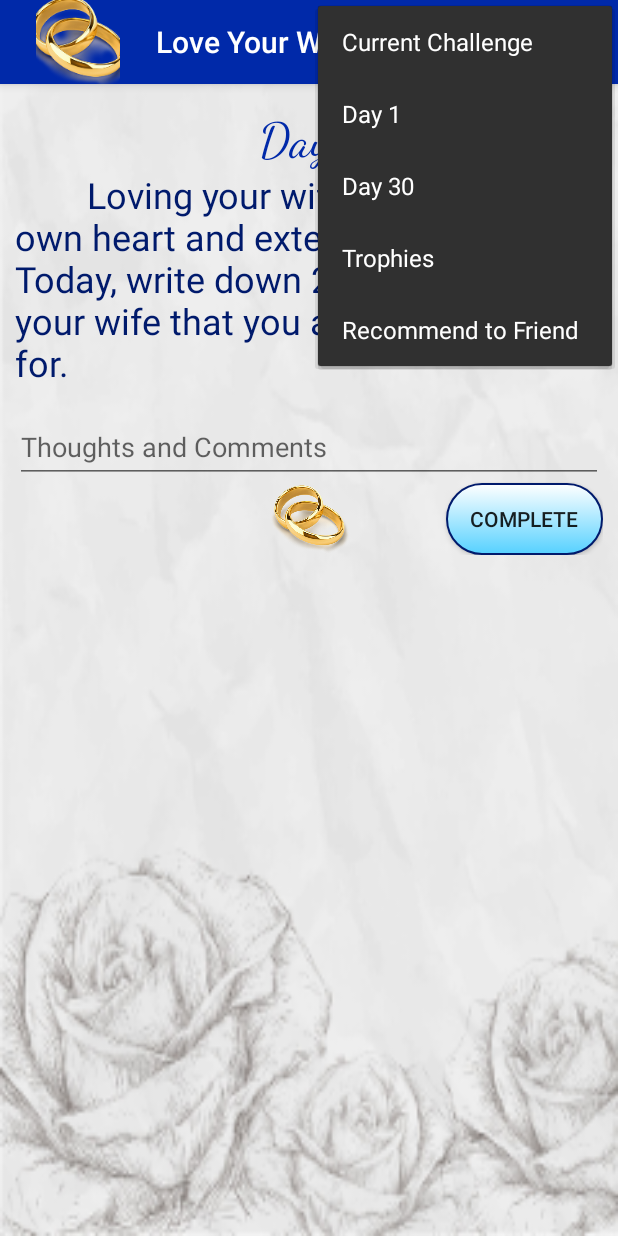
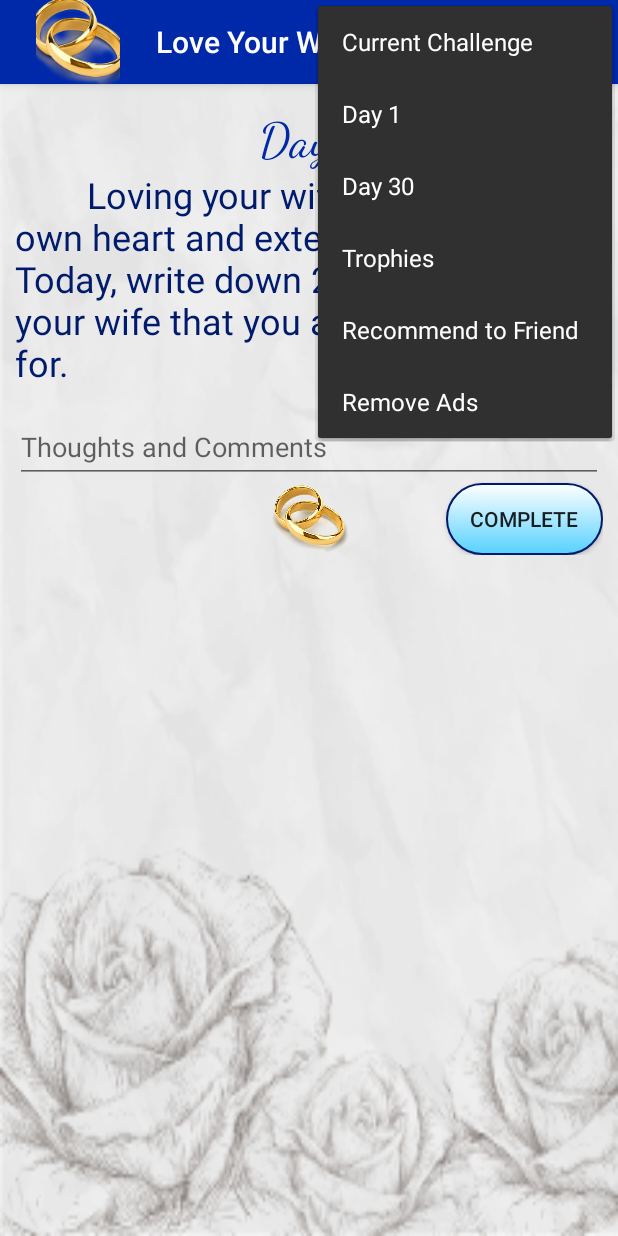
Before and after one commit to Jeffreyoboe1/LoveYourWife, an Android app: the screen it shows after launch (MainActivity), with the options menu open, on a phone screen of 412 x 824 dp. Run offline under Robolectric (Android 15) with nearby library versions, the phone set to English and light mode, and no system bars; our stand-ins replace AdMob; libraries missing offline, so code that uses them is left out: com.android.billingclient, com.google.firebase.dynamiclinks; 4 statements that could not run were skipped.

Commit message:
Added Remove Ads to menu

```diff
--- a/app/src/main/java/jeffpadgett/LoveYourWife/Day.java
+++ b/app/src/main/java/jeffpadgett/LoveYourWife/Day.java
@@ -19,7 +19,6 @@ import android.widget.Toast;
 
 import com.android.billingclient.api.BillingClient;
 
-
 public class Day extends  Fragment {
 
     OnPurchaseButtonClicked mCallback;
@@ -27,7 +26,7 @@ public class Day extends  Fragment {
 
     // Container Activity must implement this interface
     public interface OnPurchaseButtonClicked {
-        public void beginPurchaseFlow(int position);
+        public void beginPurchaseFlow();
     }
 
     public interface ShowAd {
@@ -51,7 +50,6 @@ public class Day extends  Fragment {
     TextInputLayout edtTextLayout;
     Button btnComplete;
     ImageView imageView;
-
 
 
     // for the locked fragment
@@ -119,6 +117,8 @@ public class Day extends  Fragment {
         final Boolean previousDayCompleted = sharedPreviousCompleted.getBoolean(sharedPrefPreviousKey, false);
 
 
+
+
         // if you have not purchased the rest of the content:
 
 
@@ -137,6 +137,8 @@ public class Day extends  Fragment {
             btnPurchase = v.findViewById(R.id.btnPurchase);
             tvLockedDayNumber.setText("Day " + day);
 
+
+
             btnPurchase.setOnClickListener(new View.OnClickListener() {
                 @Override
                 public void onClick(View view) {
@@ -148,7 +150,7 @@ public class Day extends  Fragment {
                     } else {
                         Log.d(TAG, "billing supported: " +isBillingFeatureSupported);
                         Toast.makeText(getActivity(),"feature supported", Toast.LENGTH_LONG).show();
-                        mCallback.beginPurchaseFlow(mParam1);
+                        mCallback.beginPurchaseFlow();
 
 
                         // here we can start the purchase flow I hope.
@@ -193,6 +195,8 @@ public class Day extends  Fragment {
 
 
             View v = inflater.inflate(R.layout.fragment_day, container, false);
+
+
 
             textView1 = (TextView) v.findViewById(R.id.textView1);
             editText = (EditText) v.findViewById(R.id.edtComments);
--- a/app/src/main/java/jeffpadgett/LoveYourWife/MainActivity.java
+++ b/app/src/main/java/jeffpadgett/LoveYourWife/MainActivity.java
@@ -16,6 +16,9 @@ import android.os.Bundle;
 import android.util.Log;
 import android.view.Menu;
 import android.view.MenuItem;
+import android.view.View;
+import android.view.ViewGroup;
+import android.widget.RelativeLayout;
 import android.widget.Toast;
 
 import com.ToxicBakery.viewpager.transforms.ForegroundToBackgroundTransformer;
@@ -29,6 +32,7 @@ import com.android.billingclient.api.SkuDetailsParams;
 import com.android.billingclient.api.SkuDetailsResponseListener;
 import com.google.android.gms.ads.AdListener;
 import com.google.android.gms.ads.AdRequest;
+import com.google.android.gms.ads.AdView;
 import com.google.android.gms.ads.InterstitialAd;
 import com.google.android.gms.ads.MobileAds;
 import com.google.android.gms.appinvite.AppInviteInvitation;
@@ -61,6 +65,9 @@ public class MainActivity extends AppCompatActivity implements Day.OnPurchaseBut
     boolean isBillingServiceConnected;
     boolean mActivityContentPurchased;
 
+    AdView bannerAd;
+
+
     private InterstitialAd mInterstitialAd;
 
     @Override
@@ -77,6 +84,7 @@ public class MainActivity extends AppCompatActivity implements Day.OnPurchaseBut
         Toolbar toolbar = (Toolbar) findViewById(R.id.toolbar);
         setSupportActionBar(toolbar);
 
+        mViewPager = (ViewPager) findViewById(R.id.container);
 
         isBillingServiceConnected = false;
 
@@ -84,6 +92,10 @@ public class MainActivity extends AppCompatActivity implements Day.OnPurchaseBut
         SharedPreferences sharedPref = getSharedPreferences("CONTENTPURCHASED", 0);
         mActivityContentPurchased = sharedPref.getBoolean("CONTENTPURCHASED", false);
 
+        bannerAd = new AdView(this);
+        bannerAd = findViewById(R.id.bannerAd);
+
+        if (mActivityContentPurchased == false) {
             //TODO:  replace with my legit app id, which is in my email.  This is a test.
             MobileAds.initialize(this, "ca-app-pub-3940256099942544~3347511713");
 
@@ -97,8 +109,26 @@ public class MainActivity extends AppCompatActivity implements Day.OnPurchaseBut
 
 
 
+            AdRequest adRequest = new AdRequest.Builder().build();
+            bannerAd.loadAd(adRequest);
+
+        } else {
 
 
+            RelativeLayout.LayoutParams params= new RelativeLayout.LayoutParams(ViewGroup.LayoutParams.MATCH_PARENT,ViewGroup.LayoutParams.MATCH_PARENT);
+            params.addRule(RelativeLayout.BELOW, R.id.toolbarLayout);
+            params.addRule(RelativeLayout.ALIGN_PARENT_BOTTOM);
+            mViewPager.setLayoutParams(params);
+             bannerAd.setVisibility(View.GONE);
+
+
+        }
+
+
+
+
+
+        final Boolean clickedRemoveAds = getIntent().getBooleanExtra("REMOVE_ADS", false);
 
         //
         // create new Person
@@ -145,12 +175,18 @@ public class MainActivity extends AppCompatActivity implements Day.OnPurchaseBut
                     // here we determine if the user has purchased the rest of the content, days 8-30.
                     queryPurchases();
 
+                    if (clickedRemoveAds) {
+
+                        beginPurchaseFlow();
+                    }
+
 
 
 
                 } else {
                         Log.d(TAG, "problem with billing response code is: " + billingResponseCode);
-                        Toast.makeText(MainActivity.this, "problem with billing Response Code", Toast.LENGTH_SHORT).show();
+                        Toast.makeText(MainActivity.this, "Problem Loading the Billing Client through Google. ", Toast.LENGTH_SHORT).show();
+
                 }
             }
             @Override
@@ -158,8 +194,7 @@ public class MainActivity extends AppCompatActivity implements Day.OnPurchaseBut
                 isBillingServiceConnected = false;
                 // Try to restart the connection on the next request to
                 // Google Play by calling the startConnection() method.
-                Toast.makeText(MainActivity.this, "Try to restart the connection on the next request to\n" +
-                        "                 Google Play by calling the startConnection() method.", Toast.LENGTH_SHORT).show();
+                Toast.makeText(MainActivity.this, "LoveYourWife Billing Service disconnected. ", Toast.LENGTH_SHORT).show();
 
              //   TODO:  Override this method, as listed here:  https://developer.android.com/google/play/billing/billing_java_kotlin#java
 
@@ -172,7 +207,7 @@ public class MainActivity extends AppCompatActivity implements Day.OnPurchaseBut
         mSectionsPagerAdapter = new SectionsPagerAdapter(getSupportFragmentManager());
 
         // Set up the ViewPager with the sections adapter.
-        mViewPager = (ViewPager) findViewById(R.id.container);
+
         mViewPager.setAdapter(mSectionsPagerAdapter);
         mViewPager.setPageTransformer(true, new ForegroundToBackgroundTransformer());
 
@@ -238,6 +273,9 @@ public class MainActivity extends AppCompatActivity implements Day.OnPurchaseBut
                 Intent intent = new Intent(MainActivity.this, TrophyPage.class);
                 startActivity(intent);
                 break;
+            case R.id.action_removeAds:
+                beginPurchaseFlow();
+                break;
 
         }
 
@@ -245,7 +283,7 @@ public class MainActivity extends AppCompatActivity implements Day.OnPurchaseBut
     }
 
     @Override
-    public void beginPurchaseFlow(int position) {
+    public void beginPurchaseFlow() {
         Log.d(TAG, "main Activity received the click action");
 
                 //skuList.add("release_ads_and_content");
--- a/app/src/main/java/jeffpadgett/LoveYourWife/ThankYou.java
+++ b/app/src/main/java/jeffpadgett/LoveYourWife/ThankYou.java
@@ -86,6 +86,11 @@ public class ThankYou extends AppCompatActivity {
             case R.id.action_recommend:
                 onInviteClicked();
                 break;
+            case R.id.action_removeAds:
+                Intent removeAdsIntent = new Intent(ThankYou.this, MainActivity.class);
+                removeAdsIntent.putExtra("REMOVE_ADS", true);
+                startActivity(removeAdsIntent);
+                break;
 
         }
 
--- a/app/src/main/java/jeffpadgett/LoveYourWife/TrophyPage.java
+++ b/app/src/main/java/jeffpadgett/LoveYourWife/TrophyPage.java
@@ -155,6 +155,11 @@ public class TrophyPage extends AppCompatActivity {
             case R.id.action_recommend:
                 onInviteClicked();
                 break;
+            case R.id.action_removeAds:
+                Intent removeAdsIntent = new Intent(TrophyPage.this, MainActivity.class);
+                removeAdsIntent.putExtra("REMOVE_ADS", true);
+                startActivity(removeAdsIntent);
+                break;
 
         }
 
--- a/app/src/main/res/layout/activity_main.xml
+++ b/app/src/main/res/layout/activity_main.xml
@@ -1,5 +1,5 @@
 <?xml version="1.0" encoding="utf-8"?>
-<LinearLayout xmlns:android="http://schemas.android.com/apk/res/android"
+<RelativeLayout xmlns:android="http://schemas.android.com/apk/res/android"
     android:orientation="vertical"
     xmlns:app="http://schemas.android.com/apk/res-auto"
     xmlns:tools="http://schemas.android.com/tools"
@@ -12,6 +12,8 @@
    >
 
     <android.support.design.widget.AppBarLayout
+        android:layout_alignParentTop="true"
+        android:id="@+id/toolbarLayout"
         android:layout_width="match_parent"
         android:layout_height="wrap_content"
         app:theme="@style/ToolBarStyle"
@@ -28,12 +30,25 @@
         <!-- logo taking too much space.  taking too much space -->
     </android.support.design.widget.AppBarLayout>
 
-
     <android.support.v4.view.ViewPager
         android:id="@+id/container"
+        android:layout_below="@+id/toolbarLayout"
+        android:layout_above="@+id/bannerAd"
         android:layout_width="match_parent"
         android:layout_height="match_parent"
         app:layout_behavior="@string/appbar_scrolling_view_behavior" />
+
+    <com.google.android.gms.ads.AdView
+        xmlns:ads="http://schemas.android.com/apk/res-auto"
+        android:id="@+id/bannerAd"
+        android:layout_alignParentBottom="true"
+        android:layout_width="match_parent"
+        android:layout_height="wrap_content"
+        ads:adSize="SMART_BANNER"
+        ads:adUnitId="ca-app-pub-3940256099942544/6300978111">
+    </com.google.android.gms.ads.AdView>
+
+
 
 
 
@@ -46,4 +61,4 @@
         android:layout_margin="@dimen/fab_margin"
         app:srcCompat="@android:drawable/ic_dialog_email" />  -->
 
-</LinearLayout>
+</RelativeLayout>
--- a/app/src/main/res/layout/fragment_day.xml
+++ b/app/src/main/res/layout/fragment_day.xml
@@ -1,6 +1,7 @@
 <ScrollView xmlns:android="http://schemas.android.com/apk/res/android"
     xmlns:app="http://schemas.android.com/apk/res-auto"
     xmlns:tools="http://schemas.android.com/tools"
+    xmlns:ads="http://schemas.android.com/apk/lib/com.google.ads"
     android:layout_width="match_parent"
     android:layout_height="match_parent"
     tools:context="jeffpadgett.LoveYourWife.Day"
@@ -141,5 +142,7 @@
 
 
 
+
+
         </android.support.constraint.ConstraintLayout>
 </ScrollView>
--- a/app/src/main/res/menu/menu_main.xml
+++ b/app/src/main/res/menu/menu_main.xml
@@ -44,4 +44,9 @@
         android:title="Recommend to Friend"
         app:showAsAction="never"
         />
+    <item
+        android:id="@+id/action_removeAds"
+        android:orderInCategory="300"
+        android:title="Remove Ads"
+        app:showAsAction="never"/>
 </menu>
```
Also changed, not shown: app/src/main/java/jeffpadgett/LoveYourWife/ChallengeComplete.java (+7 -0 lines). Lines whose indentation alone changed are shown as unchanged.
